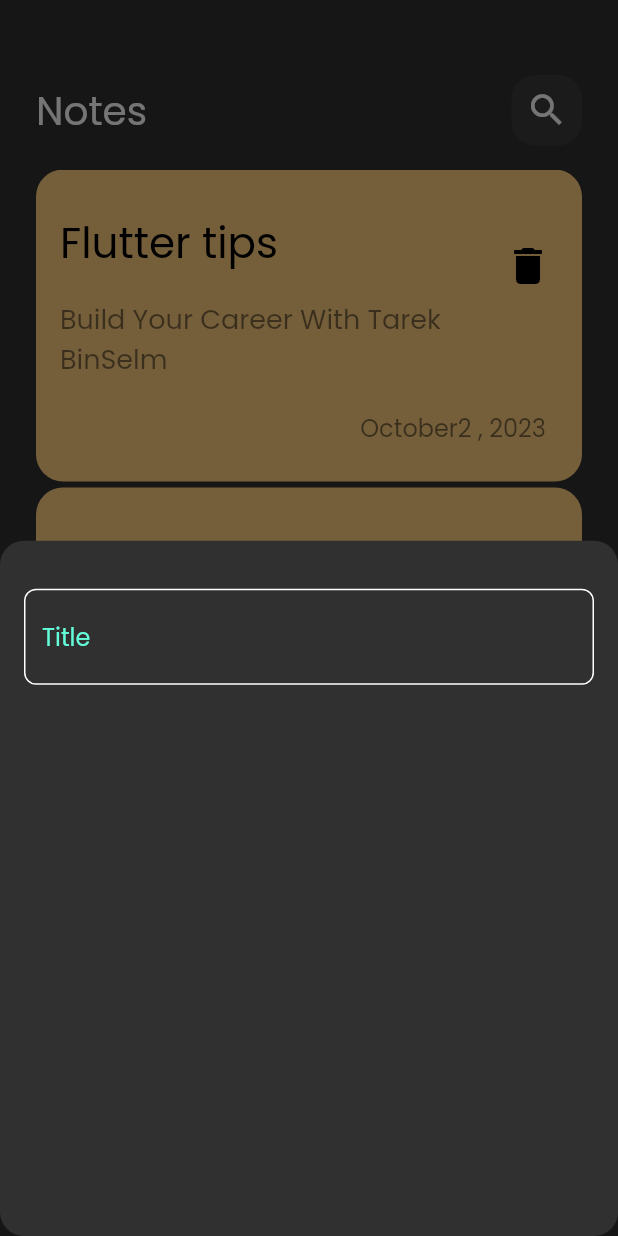
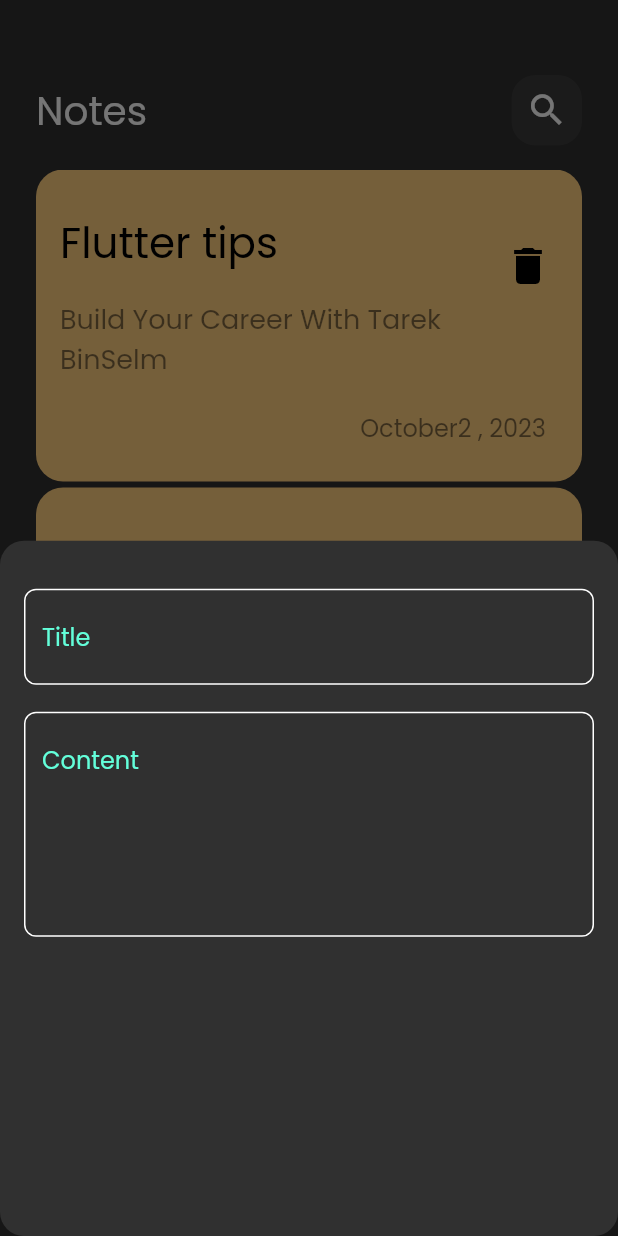
Before and after one commit to tarek-binselm/notes_app, a Flutter app: the screen it shows after launch, after a tap on the "add" icon, on a phone screen of 412 x 824 dp. Run offline on Flutter 3.47's test engine with Material 2 defaults, Android fonts, the phone set to English and light mode, and no system bars.

Commit message:
correct to bottom and add fields to bottom sheet

```diff
--- a/lib/views/home_view.dart
+++ b/lib/views/home_view.dart
@@ -1,5 +1,5 @@
 import 'package:flutter/material.dart';
-import 'package:notes_app/widgets/add_note_button_sheet.dart';
+import 'package:notes_app/widgets/add_note_bottom_sheet.dart';
 import 'package:notes_app/widgets/notes_view_body.dart';
 
 class HomeView extends StatelessWidget {
--- a/lib/widgets/add_note_button_sheet.dart
+++ b/lib/widgets/add_note_bottom_sheet.dart
@@ -13,7 +13,17 @@ class AddNoteButtonSheet extends StatelessWidget {
           SizedBox(
             height: 32,
           ),
-          CustomTextField(),
+          CustomTextField(
+            hint: 'Title',
+          ),
+          SizedBox(
+            height: 18,
+          ),
+          CustomTextField(
+            hint: 'Content',
+
+            maxLines: 5,
+          ),
         ],
       ),
     );
--- a/lib/widgets/custom_text_field.dart
+++ b/lib/widgets/custom_text_field.dart
@@ -2,14 +2,18 @@ import 'package:flutter/material.dart';
 import 'package:notes_app/constants.dart';
 
 class CustomTextField extends StatelessWidget {
-  const CustomTextField({super.key});
+  const CustomTextField({super.key, required this.hint, this.maxLines = 1});
+
+  final String hint;
+  final int maxLines;
 
   @override
   Widget build(BuildContext context) {
     return TextField(
       cursorColor: const Color(kPrimaryColor),
+      maxLines: maxLines,
       decoration: InputDecoration(
-        hintText: 'Title',
+        hintText: hint,
         hintStyle: const TextStyle(
           color: Color(kPrimaryColor),
         ),
```
